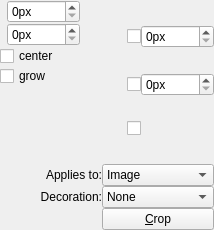
The window that krita/plugins/tools/tool_crop/wdg_tool_crop.ui (KDE/krita) describes before a commit, drawn with Qt 5.
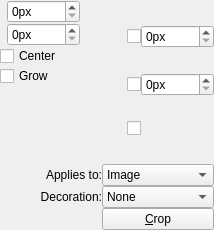
The same window after the commit. Custom widgets are drawn as their Qt base class.

Commit message: Capitalize checkbox labels and tooltips

```diff
--- a/krita/plugins/tools/tool_crop/wdg_tool_crop.ui
+++ b/krita/plugins/tools/tool_crop/wdg_tool_crop.ui
@@ -95,7 +95,7 @@
           <string>resize keeping center fixed</string>
          </property>
          <property name="text">
-          <string>center</string>
+          <string>Center</string>
          </property>
         </widget>
        </item>
@@ -105,7 +105,7 @@
           <string>allow growing the image by dragging outside bounds of the image</string>
          </property>
          <property name="text">
-          <string>grow</string>
+          <string>Grow</string>
          </property>
         </widget>
        </item>
```
Left out of the diff: 4 changed lines with no effect on the pictures.
